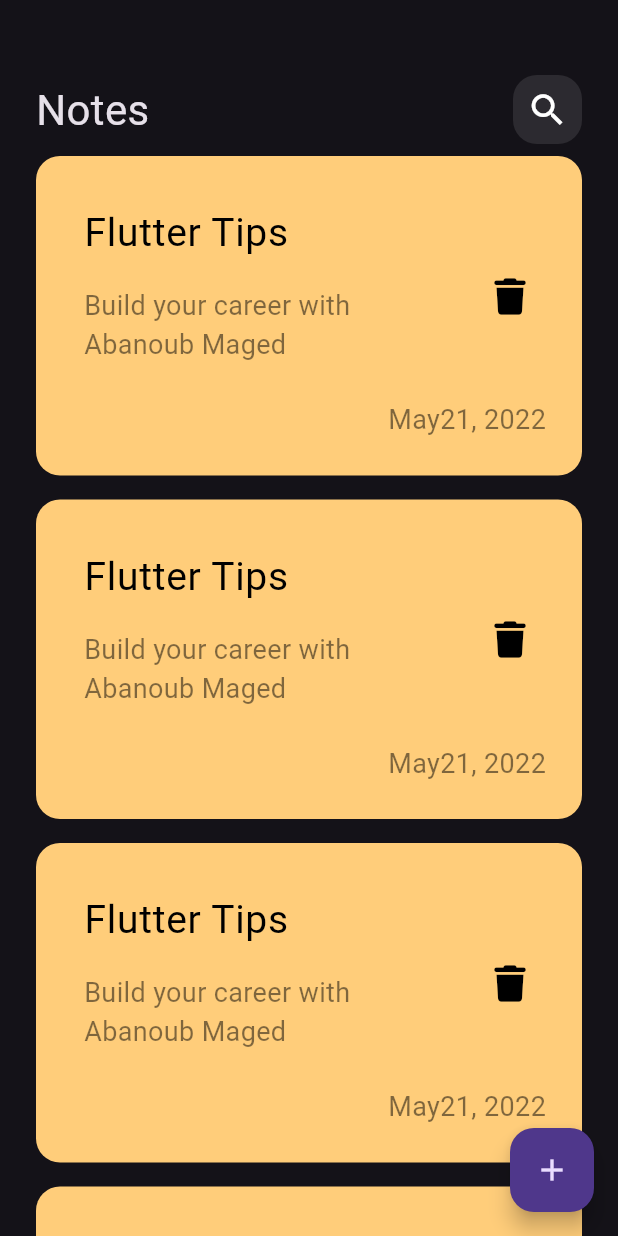
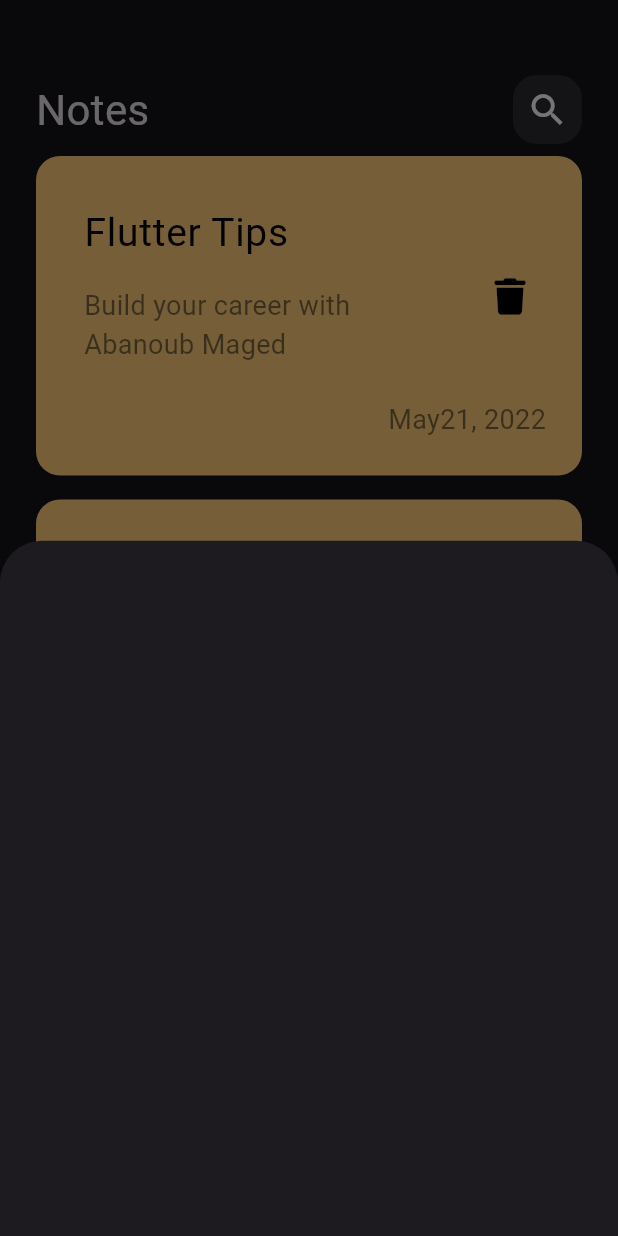
Before and after one commit to AbanoubMagedShawky/notes_app, a Flutter app: the screen it shows after launch, after a tap on the "add" icon, on a phone screen of 412 x 824 dp. Run offline on Flutter 3.47's test engine with Material 3 defaults, Android fonts, the phone set to English and light mode, and no system bars; our stand-ins replace font_awesome_flutter.

Commit message:
showModalBottomSheet

```diff
--- a/lib/views/notes_view.dart
+++ b/lib/views/notes_view.dart
@@ -1,4 +1,5 @@
 import 'package:flutter/material.dart';
+import 'package:notes_app/widgets/add_note_botton_sheet.dart';
 import 'package:notes_app/widgets/notes_view_body.dart';
 
 class NotesView extends StatelessWidget {
@@ -8,7 +9,13 @@ class NotesView extends StatelessWidget {
   Widget build(BuildContext context) {
     return Scaffold(
       floatingActionButton: FloatingActionButton(
-        onPressed: () {},
+        onPressed: () {
+          showModalBottomSheet(
+              context: context,
+              builder: (context) {
+                return const AddNoteBottonSheet();
+              });
+        },
         child: const Icon(
           Icons.add,
         ),
--- /dev/null
+++ b/lib/widgets/add_note_botton_sheet.dart
@@ -0,0 +1,10 @@
+import 'package:flutter/material.dart';
+
+class AddNoteBottonSheet extends StatelessWidget {
+  const AddNoteBottonSheet({super.key});
+
+  @override
+  Widget build(BuildContext context) {
+    return Container();
+  }
+}
```
